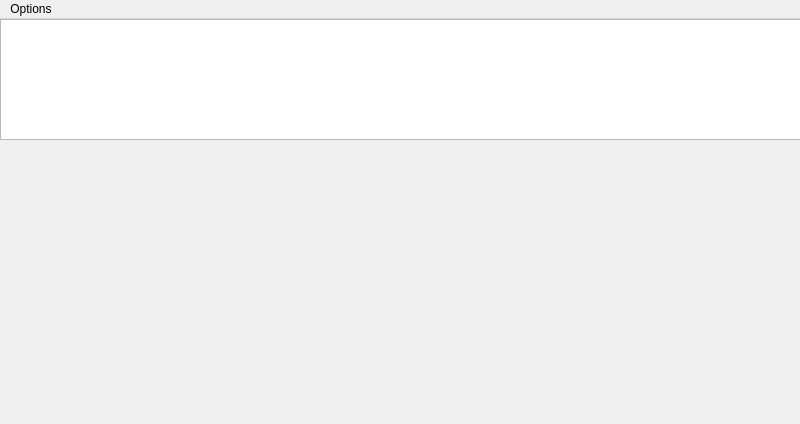
Qt form musicwindow.ui (gidzzz/openmediaplayer) before a commit.
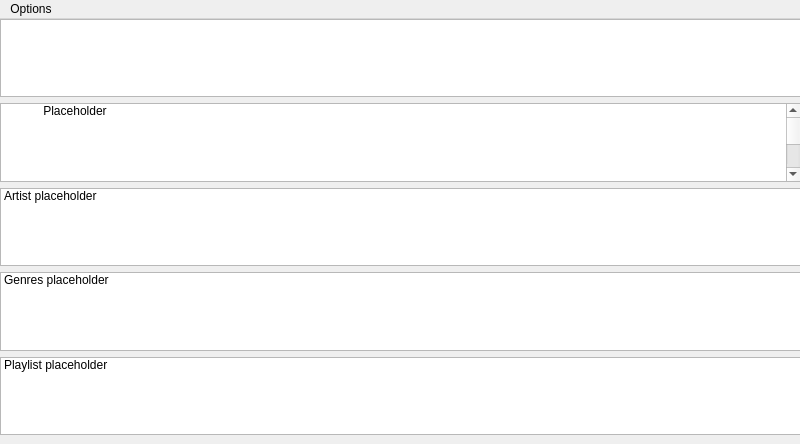
The same form after that commit.

Commit message: Early implementation: added different views to MusicWindow.

```diff
--- a/musicwindow.ui
+++ b/musicwindow.ui
@@ -7,7 +7,7 @@
     <x>0</x>
     <y>0</y>
     <width>800</width>
-    <height>424</height>
+    <height>444</height>
    </rect>
   </property>
   <property name="windowTitle">
@@ -20,7 +20,7 @@
       <x>0</x>
       <y>0</y>
       <width>801</width>
-      <height>121</height>
+      <height>416</height>
      </rect>
     </property>
     <layout class="QVBoxLayout" name="songsLayout">
@@ -46,6 +46,81 @@
        </property>
       </widget>
      </item>
+     <item>
+      <widget class="QListWidget" name="albumList">
+       <property name="horizontalScrollBarPolicy">
+        <enum>Qt::ScrollBarAlwaysOff</enum>
+       </property>
+       <property name="editTriggers">
+        <set>QAbstractItemView::NoEditTriggers</set>
+       </property>
+       <property name="dragDropMode">
+        <enum>QAbstractItemView::NoDragDrop</enum>
+       </property>
+       <property name="iconSize">
+        <size>
+         <width>124</width>
+         <height>124</height>
+        </size>
+       </property>
+       <property name="movement">
+        <enum>QListView::Static</enum>
+       </property>
+       <property name="flow">
+        <enum>QListView::LeftToRight</enum>
+       </property>
+       <property name="isWrapping" stdset="0">
+        <bool>true</bool>
+       </property>
+       <property name="gridSize">
+        <size>
+         <width>148</width>
+         <height>148</height>
+        </size>
+       </property>
+       <property name="viewMode">
+        <enum>QListView::IconMode</enum>
+       </property>
+       <item>
+        <property name="text">
+         <string>Placeholder</string>
+        </property>
+       </item>
+      </widget>
+     </item>
+     <item>
+      <widget class="QListWidget" name="artistList">
+       <property name="horizontalScrollBarPolicy">
+        <enum>Qt::ScrollBarAlwaysOff</enum>
+       </property>
+       <property name="alternatingRowColors">
+        <bool>true</bool>
+       </property>
+       <item>
+        <property name="text">
+         <string>Artist placeholder</string>
+        </property>
+       </item>
+      </widget>
+     </item>
+     <item>
+      <widget class="QListWidget" name="genresList">
+       <item>
+        <property name="text">
+         <string>Genres placeholder</string>
+        </property>
+       </item>
+      </widget>
+     </item>
+     <item>
+      <widget class="QListWidget" name="playlistList">
+       <item>
+        <property name="text">
+         <string>Playlist placeholder</string>
+        </property>
+       </item>
+      </widget>
+     </item>
     </layout>
    </widget>
   </widget>
```
Left out of the diff: 5 changed lines with no effect on the pictures. The commit also changes 2 other files.
